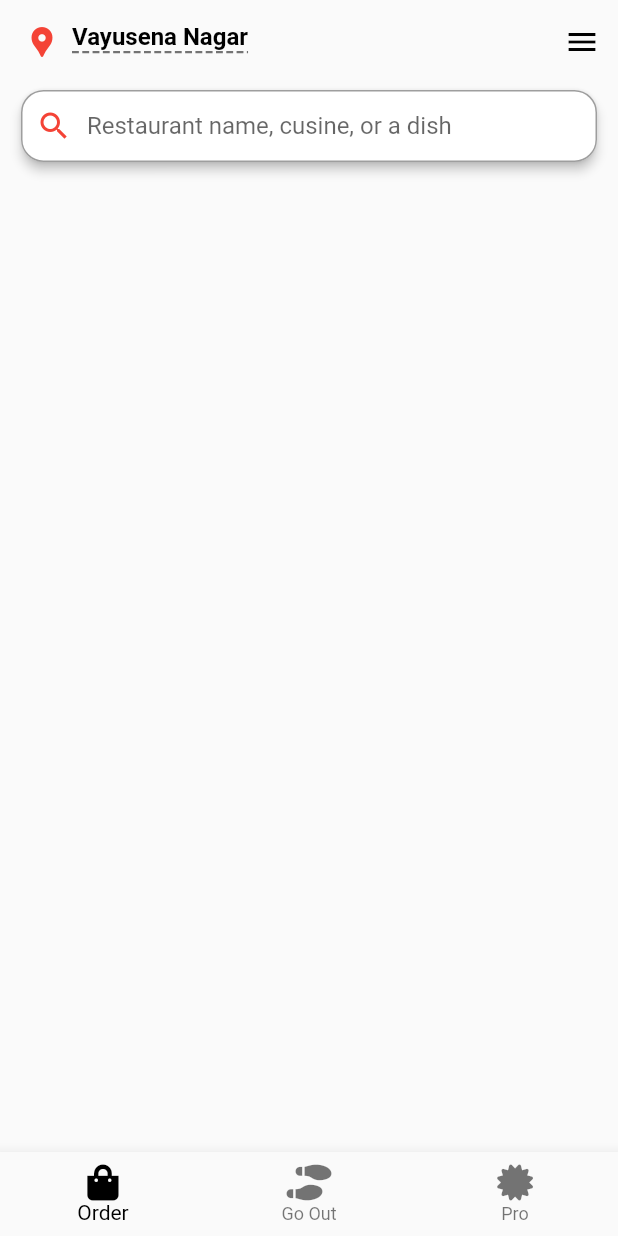
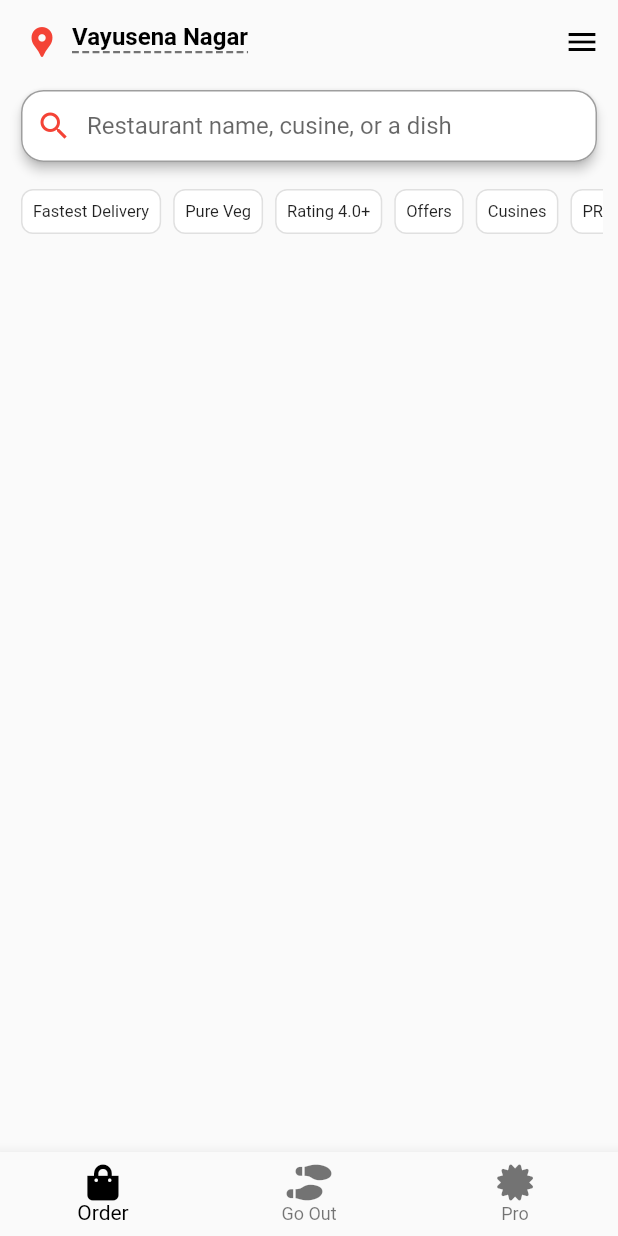
Before and after one commit to Rohit-RA-2020/Zomato-UI, a Flutter app: the screen it shows after launch, on a phone screen of 412 x 824 dp. Run offline on Flutter 3.47's test engine with Material 2 defaults, Android fonts, the phone set to English and light mode, and no system bars; our stand-ins replace font_awesome_flutter.

Commit message:
Added Horizontal ScrollBar

```diff
--- a/lib/screens/go_out_page.dart
+++ b/lib/screens/go_out_page.dart
@@ -5,6 +5,6 @@ class GoOut extends StatelessWidget {
 
   @override
   Widget build(BuildContext context) {
-    return Text('Go Out Page');
+    return const Text('Go Out Page');
   }
 }
--- a/lib/screens/home_screen.dart
+++ b/lib/screens/home_screen.dart
@@ -3,6 +3,7 @@ import 'package:font_awesome_flutter/font_awesome_flutter.dart';
 import 'package:zomato_ui/screens/go_out_page.dart';
 import 'package:zomato_ui/screens/order_page.dart';
 import 'package:zomato_ui/screens/pro_page.dart';
+import 'package:zomato_ui/widgets/horizontal_card_list.dart';
 import 'package:zomato_ui/widgets/search_bar.dart';
 
 class HomePage extends StatefulWidget {
@@ -21,6 +22,7 @@ class _HomePageState extends State<HomePage> {
     });
   }
 
+  // ignore: unused_field
   static const List<Widget> _widgetOptions = <Widget>[
     OrderPage(),
     GoOut(),
@@ -88,10 +90,18 @@ class _HomePageState extends State<HomePage> {
           ],
         ),
         body: Column(
-          children: <Widget>[
+          children: const <Widget>[
             Padding(
-              padding: const EdgeInsets.only(left: 10.0, right: 10.0),
+              padding: EdgeInsets.only(left: 10.0, right: 10.0),
               child: SearchBox('Restaurant name, cusine, or a dish'),
+            ),
+            SizedBox(height: 10),
+            Padding(
+              padding: EdgeInsets.only(left: 10.0, right: 10.0),
+              child: SizedBox(
+                height: 38,
+                child: ScrollableCard(),
+              ),
             ),
           ],
         ),
--- a/lib/screens/order_page.dart
+++ b/lib/screens/order_page.dart
@@ -5,6 +5,6 @@ class OrderPage extends StatelessWidget {
 
   @override
   Widget build(BuildContext context) {
-    return Text('Order Page');
+    return const Text('Order Page');
   }
 }
--- a/lib/screens/pro_page.dart
+++ b/lib/screens/pro_page.dart
@@ -5,6 +5,6 @@ class ProPage extends StatelessWidget {
 
   @override
   Widget build(BuildContext context) {
-    return Text('Pro Page');
+    return const Text('Pro Page');
   }
 }
--- /dev/null
+++ b/lib/widgets/horizontal_card_list.dart
@@ -0,0 +1,52 @@
+import 'package:flutter/material.dart';
+
+class ScrollableCard extends StatelessWidget {
+  const ScrollableCard({Key? key}) : super(key: key);
+
+  @override
+  Widget build(BuildContext context) {
+    return ListView(
+      scrollDirection: Axis.horizontal,
+      children: const <Widget>[
+        ScrollableWidget(title: 'Fastest Delivery'),
+        ScrollableWidget(title: 'Pure Veg'),
+        ScrollableWidget(title: 'Rating 4.0+'),
+        ScrollableWidget(title: 'Offers'),
+        ScrollableWidget(title: 'Cusines'),
+        ScrollableWidget(title: 'PRO'),
+        ScrollableWidget(title: 'Takeaway'),
+        ScrollableWidget(title: 'MAX Safety'),
+        ScrollableWidget(title: 'More'),
+        ScrollableWidget(title: 'Popular'),
+      ],
+    );
+  }
+}
+
+class ScrollableWidget extends StatelessWidget {
+  const ScrollableWidget({Key? key, required this.title}) : super(key: key);
+
+  final String title;
+
+  @override
+  Widget build(BuildContext context) {
+    return Card(
+      elevation: 0,
+      shape: RoundedRectangleBorder(
+        side: BorderSide(
+          color: Colors.grey.shade300,
+        ),
+        borderRadius: BorderRadius.circular(8),
+      ),
+      child: Center(
+        child: Padding(
+          padding: const EdgeInsets.all(8.0),
+          child: Text(
+            title,
+            style: const TextStyle(fontSize: 11),
+          ),
+        ),
+      ),
+    );
+  }
+}
--- a/lib/widgets/search_bar.dart
+++ b/lib/widgets/search_bar.dart
@@ -1,8 +1,8 @@
 import 'package:flutter/material.dart';
 
 class SearchBox extends StatefulWidget {
-  String hintText;
-  SearchBox(this.hintText, {Key? key}) : super(key: key);
+  final String hintText;
+  const SearchBox(this.hintText, {Key? key}) : super(key: key);
 
   @override
   State<SearchBox> createState() => _SearchBoxState();
```
